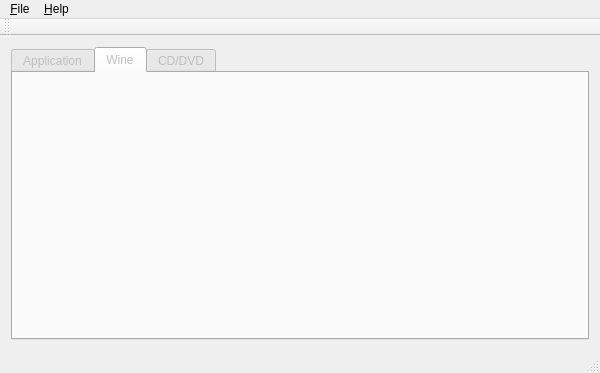
Qt form progs/wgedit/mainwindow.ui (pashazz/winegame) before a commit.
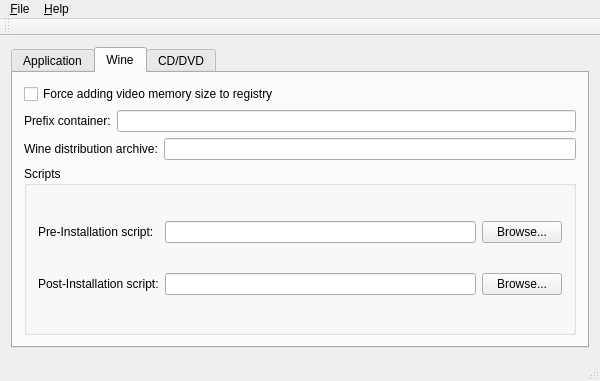
The same form after that commit. The open tabs and pages were chosen to show the change.

Diff of the .ui file:
```diff
--- a/progs/wgedit/mainwindow.ui
+++ b/progs/wgedit/mainwindow.ui
@@ -7,7 +7,7 @@
     <x>0</x>
     <y>0</y>
     <width>600</width>
-    <height>373</height>
+    <height>381</height>
    </rect>
   </property>
   <property name="windowTitle">
@@ -18,7 +18,7 @@
     <item>
      <widget class="QTabWidget" name="tabWidget">
       <property name="enabled">
-       <bool>false</bool>
+       <bool>true</bool>
       </property>
       <property name="currentIndex">
        <number>0</number>
@@ -156,6 +156,106 @@
        <attribute name="title">
         <string>Wine</string>
        </attribute>
+       <layout class="QVBoxLayout" name="verticalLayout_3">
+        <item>
+         <widget class="QCheckBox" name="cbMemory">
+          <property name="text">
+           <string>Force adding video memory size to registry</string>
+          </property>
+         </widget>
+        </item>
+        <item>
+         <layout class="QHBoxLayout" name="horizontalLayout_6">
+          <item>
+           <widget class="QLabel" name="label_7">
+            <property name="text">
+             <string>Prefix container:</string>
+            </property>
+           </widget>
+          </item>
+          <item>
+           <widget class="QLineEdit" name="txtContainer"/>
+          </item>
+         </layout>
+        </item>
+        <item>
+         <layout class="QHBoxLayout" name="horizontalLayout_5">
+          <item>
+           <widget class="QLabel" name="label_3">
+            <property name="text">
+             <string>Wine distribution archive:</string>
+            </property>
+           </widget>
+          </item>
+          <item>
+           <widget class="QLineEdit" name="txtDistr">
+            <property name="toolTip">
+             <string>&lt;!DOCTYPE HTML PUBLIC &quot;-//W3C//DTD HTML 4.0//EN&quot; &quot;http://www.w3.org/TR/REC-html40/strict.dtd&quot;&gt;
+&lt;html&gt;&lt;head&gt;&lt;meta name=&quot;qrichtext&quot; content=&quot;1&quot; /&gt;&lt;style type=&quot;text/css&quot;&gt;
+p, li { white-space: pre-wrap; }
+&lt;/style&gt;&lt;/head&gt;&lt;body style=&quot; font-family:'Droid Sans'; font-size:9pt; font-weight:400; font-style:normal;&quot;&gt;
+&lt;table style=&quot;-qt-table-type: root; margin-top:4px; margin-bottom:4px; margin-left:4px; margin-right:4px;&quot;&gt;
+&lt;tr&gt;
+&lt;td style=&quot;border: none;&quot;&gt;
+&lt;p style=&quot; margin-top:0px; margin-bottom:0px; margin-left:0px; margin-right:0px; -qt-block-indent:0; text-indent:0px;&quot;&gt;Put an URL to your Wine distribution archive here.&lt;/p&gt;
+&lt;p style=&quot; margin-top:0px; margin-bottom:0px; margin-left:0px; margin-right:0px; -qt-block-indent:0; text-indent:0px;&quot;&gt;This must be a &lt;span style=&quot; font-weight:600;&quot;&gt;TAR archive (tar.gz/tar.bz2), according to / path:&lt;/span&gt;&lt;/p&gt;
+&lt;p style=&quot; margin-top:0px; margin-bottom:0px; margin-left:0px; margin-right:0px; -qt-block-indent:0; text-indent:0px;&quot;&gt;&lt;span style=&quot; font-weight:600;&quot;&gt;usr&lt;/span&gt;&lt;/p&gt;
+&lt;p style=&quot; margin-top:0px; margin-bottom:0px; margin-left:0px; margin-right:0px; -qt-block-indent:0; text-indent:0px;&quot;&gt;&lt;span style=&quot; font-weight:600;&quot;&gt;usr/bin&lt;/span&gt;&lt;/p&gt;
+&lt;p style=&quot; margin-top:0px; margin-bottom:0px; margin-left:0px; margin-right:0px; -qt-block-indent:0; text-indent:0px;&quot;&gt;&lt;span style=&quot; font-weight:600;&quot;&gt;usr/bin/wine&lt;/span&gt;&lt;/p&gt;
+&lt;p style=&quot;-qt-paragraph-type:empty; margin-top:0px; margin-bottom:0px; margin-left:0px; margin-right:0px; -qt-block-indent:0; text-indent:0px; font-weight:600;&quot;&gt;&lt;/p&gt;
+&lt;p style=&quot; margin-top:0px; margin-bottom:0px; margin-left:0px; margin-right:0px; -qt-block-indent:0; text-indent:0px;&quot;&gt;Also, it must be a HTTP/HTTPS path, starts with &lt;span style=&quot; font-weight:600;&quot;&gt;http(s)://&lt;/span&gt;&lt;/p&gt;
+&lt;p style=&quot;-qt-paragraph-type:empty; margin-top:0px; margin-bottom:0px; margin-left:0px; margin-right:0px; -qt-block-indent:0; text-indent:0px;&quot;&gt;&lt;/p&gt;
+&lt;p style=&quot; margin-top:0px; margin-bottom:0px; margin-left:0px; margin-right:0px; -qt-block-indent:0; text-indent:0px;&quot;&gt;This Wine binary will be used on installation.&lt;/p&gt;
+&lt;p style=&quot; margin-top:0px; margin-bottom:0px; margin-left:0px; margin-right:0px; -qt-block-indent:0; text-indent:0px;&quot;&gt;If you want to use this permanently with your program, please go to &amp;quot;application&amp;quot; and  set EXE path&lt;/p&gt;&lt;/td&gt;&lt;/tr&gt;&lt;/table&gt;&lt;/body&gt;&lt;/html&gt;</string>
+            </property>
+           </widget>
+          </item>
+         </layout>
+        </item>
+        <item>
+         <widget class="QGroupBox" name="groupBox">
+          <property name="title">
+           <string>Scripts</string>
+          </property>
+          <layout class="QGridLayout" name="gridLayout">
+           <item row="0" column="2">
+            <widget class="QPushButton" name="cmdPreInstall">
+             <property name="text">
+              <string>Browse...</string>
+             </property>
+            </widget>
+           </item>
+           <item row="2" column="1">
+            <widget class="QLineEdit" name="txtPostinst"/>
+           </item>
+           <item row="2" column="0">
+            <widget class="QLabel" name="label_5">
+             <property name="text">
+              <string>Post-Installation script:</string>
+             </property>
+            </widget>
+           </item>
+           <item row="0" column="0">
+            <widget class="QLabel" name="label_4">
+             <property name="text">
+              <string>Pre-Installation script:</string>
+             </property>
+            </widget>
+           </item>
+           <item row="0" column="1">
+            <widget class="QLineEdit" name="txtPreinst"/>
+           </item>
+           <item row="2" column="2">
+            <widget class="QPushButton" name="cmdPostInstall">
+             <property name="text">
+              <string>Browse...</string>
+             </property>
+            </widget>
+           </item>
+          </layout>
+         </widget>
+        </item>
+       </layout>
       </widget>
       <widget class="QWidget" name="tabCD">
        <attribute name="title">
```
Left out of the diff: 38 changed lines with no effect on the pictures.
